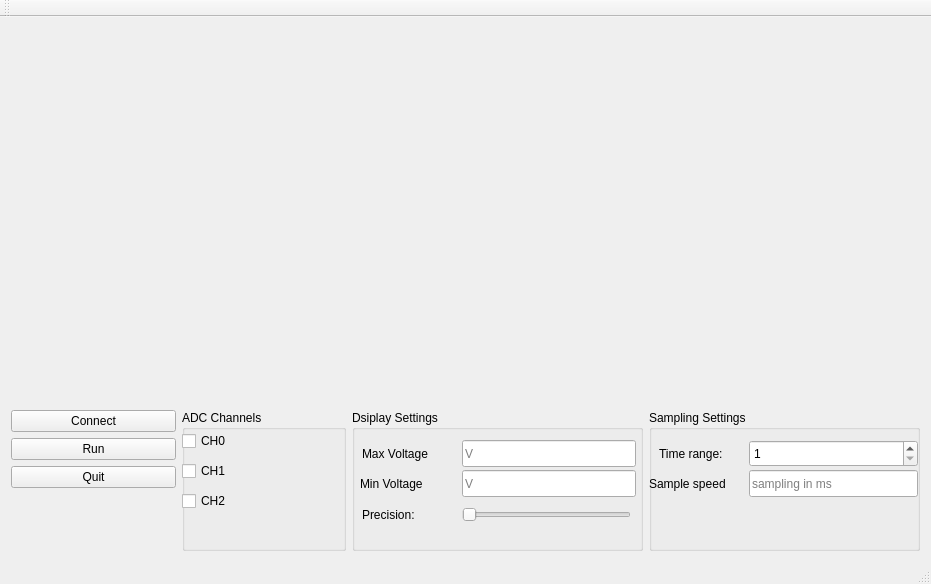
The window that Qt_sofware/mainwindow.ui (wenkangwei/SerialPlot) describes before a commit, drawn with Qt 5.
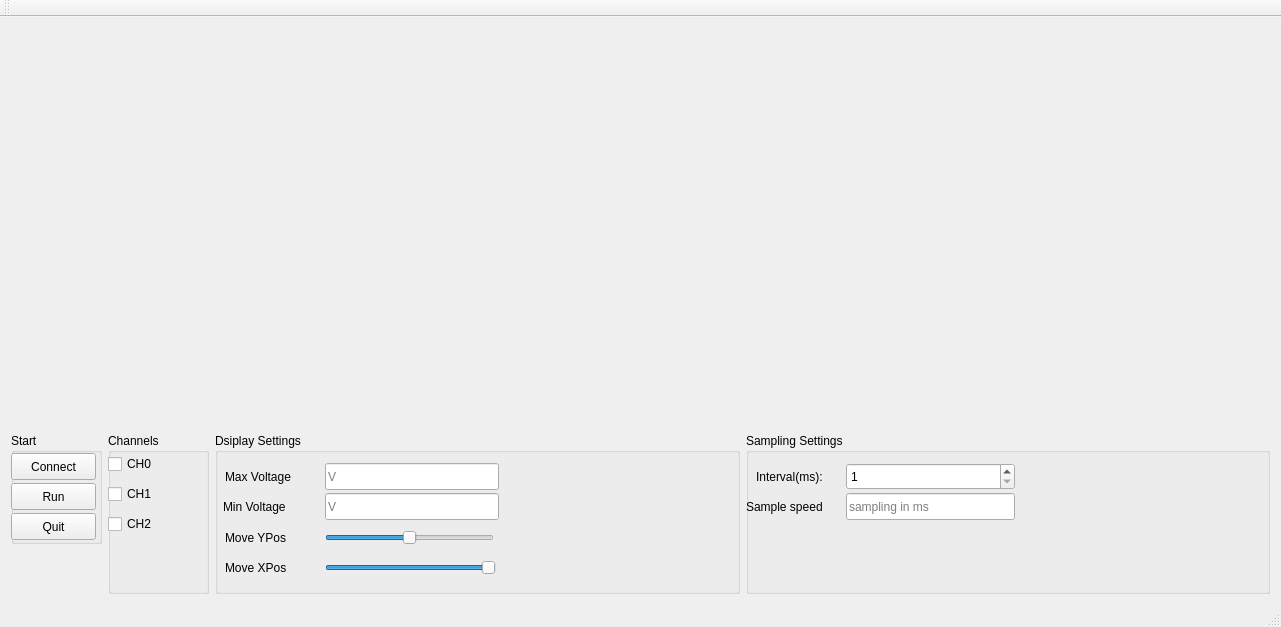
The same window after the commit. Custom widgets are drawn as their Qt base class.

```diff
--- a/Qt_sofware/mainwindow.ui
+++ b/Qt_sofware/mainwindow.ui
@@ -6,8 +6,8 @@
    <rect>
     <x>0</x>
     <y>0</y>
-    <width>931</width>
-    <height>584</height>
+    <width>1281</width>
+    <height>627</height>
    </rect>
   </property>
   <property name="minimumSize">
@@ -18,8 +18,8 @@
   </property>
   <property name="maximumSize">
    <size>
-    <width>1461</width>
-    <height>703</height>
+    <width>1281</width>
+    <height>627</height>
    </size>
   </property>
   <property name="windowTitle">
@@ -77,8 +77,8 @@
       </property>
       <property name="sizeHint" stdset="0">
        <size>
-        <width>10</width>
-        <height>20</height>
+        <width>20</width>
+        <height>40</height>
        </size>
       </property>
      </spacer>
@@ -88,24 +88,79 @@
       <item>
        <layout class="QVBoxLayout" name="verticalLayout_2">
         <item>
-         <widget class="QPushButton" name="SerialConnectButton">
-          <property name="text">
-           <string>Connect</string>
+         <widget class="QGroupBox" name="groupBox_3">
+          <property name="minimumSize">
+           <size>
+            <width>91</width>
+            <height>111</height>
+           </size>
           </property>
-         </widget>
-        </item>
-        <item>
-         <widget class="QPushButton" name="SerialRunButton">
-          <property name="text">
-           <string>Run</string>
+          <property name="maximumSize">
+           <size>
+            <width>91</width>
+            <height>111</height>
+           </size>
           </property>
-         </widget>
-        </item>
-        <item>
-         <widget class="QPushButton" name="QuitButton">
-          <property name="text">
-           <string>Quit</string>
+          <property name="title">
+           <string>Start</string>
           </property>
+          <widget class="QPushButton" name="SerialConnectButton">
+           <property name="geometry">
+            <rect>
+             <x>0</x>
+             <y>20</y>
+             <width>85</width>
+             <height>27</height>
+            </rect>
+           </property>
+           <property name="maximumSize">
+            <size>
+             <width>85</width>
+             <height>16777215</height>
+            </size>
+           </property>
+           <property name="text">
+            <string>Connect</string>
+           </property>
+          </widget>
+          <widget class="QPushButton" name="SerialRunButton">
+           <property name="geometry">
+            <rect>
+             <x>0</x>
+             <y>50</y>
+             <width>85</width>
+             <height>27</height>
+            </rect>
+           </property>
+           <property name="maximumSize">
+            <size>
+             <width>85</width>
+             <height>16777215</height>
+            </size>
+           </property>
+           <property name="text">
+            <string>Run</string>
+           </property>
+          </widget>
+          <widget class="QPushButton" name="QuitButton">
+           <property name="geometry">
+            <rect>
+             <x>0</x>
+             <y>80</y>
+             <width>85</width>
+             <height>27</height>
+            </rect>
+           </property>
+           <property name="maximumSize">
+            <size>
+             <width>85</width>
+             <height>16777215</height>
+            </size>
+           </property>
+           <property name="text">
+            <string>Quit</string>
+           </property>
+          </widget>
          </widget>
         </item>
         <item>
@@ -133,8 +188,14 @@
             <height>111</height>
            </size>
           </property>
+          <property name="maximumSize">
+           <size>
+            <width>101</width>
+            <height>161</height>
+           </size>
+          </property>
           <property name="title">
-           <string>ADC Channels</string>
+           <string>Channels</string>
           </property>
           <widget class="QCheckBox" name="checkBox_CH0">
            <property name="geometry">
@@ -186,7 +247,13 @@
           <property name="minimumSize">
            <size>
             <width>291</width>
-            <height>141</height>
+            <height>161</height>
+           </size>
+          </property>
+          <property name="maximumSize">
+           <size>
+            <width>16777215</width>
+            <height>161</height>
            </size>
           </property>
           <property name="title">
@@ -305,7 +372,7 @@
             </size>
            </property>
            <property name="text">
-            <string>Precision:</string>
+            <string>Move YPos</string>
            </property>
           </widget>
           <widget class="QSlider" name="TimePeriodSlider">
@@ -323,14 +390,61 @@
              <height>29</height>
             </size>
            </property>
-           <property name="maximumSize">
+           <property name="minimum">
+            <number>-100</number>
+           </property>
+           <property name="maximum">
+            <number>100</number>
+           </property>
+           <property name="value">
+            <number>0</number>
+           </property>
+           <property name="sliderPosition">
+            <number>0</number>
+           </property>
+           <property name="orientation">
+            <enum>Qt::Horizontal</enum>
+           </property>
+          </widget>
+          <widget class="QLabel" name="label_6">
+           <property name="geometry">
+            <rect>
+             <x>10</x>
+             <y>120</y>
+             <width>86</width>
+             <height>29</height>
+            </rect>
+           </property>
+           <property name="minimumSize">
             <size>
-             <width>169</width>
+             <width>86</width>
              <height>29</height>
             </size>
            </property>
+           <property name="text">
+            <string>Move XPos</string>
+           </property>
+          </widget>
+          <widget class="QSlider" name="TimePositionSlider">
+           <property name="geometry">
+            <rect>
+             <x>110</x>
+             <y>120</y>
+             <width>171</width>
+             <height>29</height>
+            </rect>
+           </property>
+           <property name="minimumSize">
+            <size>
+             <width>171</width>
+             <height>29</height>
+            </size>
+           </property>
            <property name="maximum">
-            <number>6</number>
+            <number>100</number>
+           </property>
+           <property name="value">
+            <number>100</number>
            </property>
            <property name="orientation">
             <enum>Qt::Horizontal</enum>
@@ -369,7 +483,7 @@
             </size>
            </property>
            <property name="text">
-            <string>Time range: </string>
+            <string>Interval(ms):</string>
            </property>
           </widget>
           <widget class="QLabel" name="label_3">
@@ -416,7 +530,7 @@
             <number>1</number>
            </property>
            <property name="maximum">
-            <number>100</number>
+            <number>60000</number>
            </property>
           </widget>
           <widget class="QLineEdit" name="SamplingTimeEdit">
```
Left out of the diff: 4 changed lines with no effect on the pictures.
